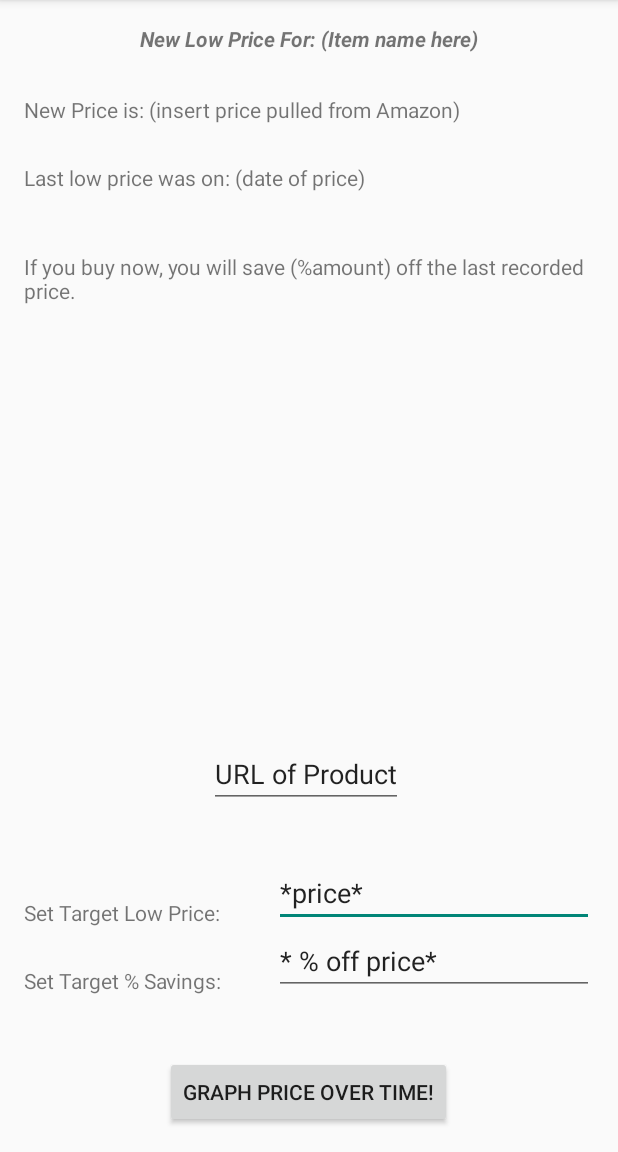
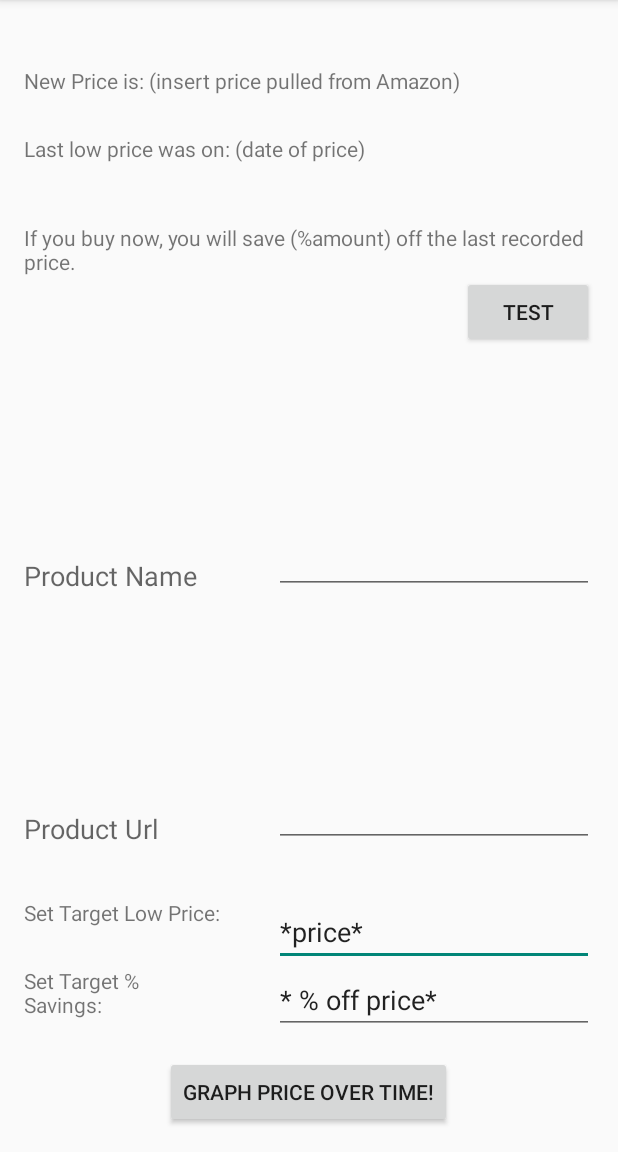
Before and after one commit to gumallett/PriceAlert, an Android app: the screen it shows after launch (MainActivity), on a phone screen of 412 x 824 dp, the part 84-1236 px from its top. Run offline under Robolectric (Android 15) with nearby library versions, the phone set to English and light mode, and no system bars; 1 statement that could not run was skipped.

Commit message:
Added a button to test the notifications

```diff
--- a/app/src/main/java/com/pricealert/app/MainActivity.java
+++ b/app/src/main/java/com/pricealert/app/MainActivity.java
@@ -1,45 +1,56 @@
 package com.pricealert.app;
 
-import android.app.AlarmManager;
-import android.app.PendingIntent;
+import android.content.ComponentName;
 import android.content.Context;
 import android.content.Intent;
-import android.content.IntentFilter;
-import android.net.Uri;
-import android.support.v4.content.LocalBroadcastManager;
+import android.content.ServiceConnection;
+import android.os.Bundle;
+import android.os.IBinder;
 import android.support.v7.app.ActionBarActivity;
-import android.os.Bundle;
 import android.util.Log;
 import android.view.Menu;
 import android.view.MenuItem;
-import android.widget.TextView;
+import android.view.View;
 import com.pricealert.data.RecentPricesDb;
 import com.pricealert.data.model.Product;
 import com.pricealert.data.model.ProductTarget;
-import com.pricealert.scraping.Scraper;
 
 import java.util.List;
 
 public class MainActivity extends ActionBarActivity {
 
-    private Scraper scraper;
+    private boolean mBound = false;
+    private ScraperService scraperService;
+    private ServiceConnection mConnection = new ServiceConnection() {
+
+        @Override
+        public void onServiceConnected(ComponentName className, IBinder service) {
+            // We've bound to LocalService, cast the IBinder and get LocalService instance
+            ScraperService.LocalBinder binder = (ScraperService.LocalBinder) service;
+            scraperService = binder.getService();
+            mBound = true;
+
+            Log.d(MainActivity.class.getSimpleName(), "ScraperService bound.");
+        }
+
+        @Override
+        public void onServiceDisconnected(ComponentName arg0) {
+            mBound = false;
+        }
+    };
 
     @Override
     protected void onCreate(Bundle savedInstanceState) {
         super.onCreate(savedInstanceState);
         setContentView(R.layout.activity_main);
+    }
 
-        IntentFilter intentFilter = new IntentFilter(ScraperService.BROADCAST);
-        intentFilter.addDataScheme("http");
-
-        ScraperReceiver scraperReceiver = new ScraperReceiver();
-        LocalBroadcastManager.getInstance(this).registerReceiver(scraperReceiver, intentFilter);
-
-        Uri testingUri = Uri.parse("http://www.amazon.com/XFX-Double-947MHz-Graphics-R9290AEDFD/dp/B00HHIPM5Q/ref=sr_1_4?ie=UTF8&qid=1424101836&sr=8-4&keywords=R290");
-        /*Intent intent = new Intent(this, ScraperService.class);
-        intent.setData(testingUri);
-
-        startService(intent);*/
+    @Override
+    protected void onStart() {
+        super.onStart();
+        // Bind to LocalService
+        Intent intent = new Intent(this, ScraperService.class);
+        bindService(intent, mConnection, Context.BIND_AUTO_CREATE);
     }
 
     @Override
@@ -64,15 +75,6 @@ public class MainActivity extends ActionBarActivity {
         return super.onOptionsItemSelected(item);
     }
 
-    private void setAlarm(Uri uri) {
-        Intent newIntent = new Intent(this, ScraperReceiver.class);
-        newIntent.setData(uri);
-        long scTime = 60*1000;
-        PendingIntent pendingIntent = PendingIntent.getBroadcast(this, 0, newIntent, 0);
-        AlarmManager alarmManager = (AlarmManager) this.getSystemService(Context.ALARM_SERVICE);
-        alarmManager.set(AlarmManager.RTC_WAKEUP, System.currentTimeMillis() + scTime, pendingIntent);
-    }
-
     private void testQueries() {
         Product product = new Product();
         product.setName("XFX Double D");
@@ -88,4 +90,21 @@ public class MainActivity extends ActionBarActivity {
         List<Product> productList = recentPricesDb.selectProductDetails();
         Log.d(MainActivity.class.getSimpleName(), productList.toString());
     }
+
+    public void testService(View view) {
+        if(mBound) {
+            Product product = new Product();
+            product.setName("XFX Double D");
+            product.setUrl("http://www.amazon.com/XFX-Double-947MHz-Graphics-R9290AEDFD/dp/B00HHIPM5Q/");
+
+            ProductTarget target = new ProductTarget();
+            target.setTargetValue(250.99);
+            product.setTargets(target);
+
+            RecentPricesDb recentPricesDb = new RecentPricesDb(this);
+            recentPricesDb.saveProduct(product);
+
+            scraperService.updatePrice(product);
+        }
+    }
 }
--- a/app/src/main/java/com/pricealert/data/model/Product.java
+++ b/app/src/main/java/com/pricealert/data/model/Product.java
@@ -1,6 +1,7 @@
 package com.pricealert.data.model;
 
 import java.sql.Date;
+import java.util.ArrayList;
 import java.util.List;
 
 public class Product {
@@ -11,7 +12,7 @@ public class Product {
     private Date createDate;
 
     private ProductTarget targets;
-    private List<ProductPriceHistory> priceHistory;
+    private List<ProductPriceHistory> priceHistory = new ArrayList<ProductPriceHistory>();
 
     public Date getCreateDate() {
         return createDate;
--- a/app/src/main/res/layout/activity_main.xml
+++ b/app/src/main/res/layout/activity_main.xml
@@ -9,19 +9,10 @@
                 tools:context=".MainActivity">
 
     <TextView
-            android:text="New Low Price For: (Item name here)"
-            android:layout_width="wrap_content"
-            android:layout_height="wrap_content" android:id="@+id/hello"
-        android:textStyle="bold|italic"
-        android:layout_alignParentTop="true"
-        android:layout_centerHorizontal="true" />
-
-    <TextView
         android:layout_width="wrap_content"
         android:layout_height="wrap_content"
         android:text="New Price is: (insert price pulled from Amazon)"
         android:id="@+id/textView"
-        android:layout_below="@+id/hello"
         android:layout_alignParentLeft="true"
         android:layout_alignParentStart="true"
         android:layout_marginTop="28dp" />
@@ -50,10 +41,8 @@
         android:inputType="numberDecimal"
         android:ems="10"
         android:id="@+id/editText"
-        android:layout_alignBottom="@+id/textView2"
-        android:layout_alignParentRight="true"
-        android:layout_alignParentEnd="true"
-        android:text="*price*" />
+        android:text="*price*" android:layout_alignTop="@+id/textView2" android:layout_alignParentRight="true"
+        android:layout_alignParentEnd="true"/>
 
     <TextView
         android:layout_width="wrap_content"
@@ -80,9 +69,8 @@
         android:layout_height="wrap_content"
         android:text="Set Target % Savings:"
         android:id="@+id/textView5"
-        android:layout_alignBottom="@+id/editText2"
-        android:layout_alignParentLeft="true"
-        android:layout_alignParentStart="true" />
+        android:layout_below="@+id/editText" android:layout_alignRight="@+id/textView2"
+        android:layout_alignEnd="@+id/textView2"/>
 
     <EditText
         android:layout_width="wrap_content"
@@ -90,21 +78,46 @@
         android:inputType="number"
         android:ems="10"
         android:id="@+id/editText2"
-        android:layout_below="@+id/editText"
-        android:layout_alignLeft="@+id/editText"
-        android:layout_alignStart="@+id/editText"
-        android:text="* % off price*" />
+        android:text="* % off price*"
+        android:layout_below="@+id/editText" android:layout_alignParentRight="true"
+        android:layout_alignParentEnd="true"/>
 
     <EditText
         android:layout_width="wrap_content"
         android:layout_height="wrap_content"
-        android:id="@+id/editText3"
+        android:id="@+id/urlText"
         android:layout_marginBottom="34dp"
-        android:text="URL of Product"
         android:layout_above="@+id/editText"
-        android:layout_alignLeft="@+id/button"
-        android:layout_alignStart="@+id/button"
-        android:layout_marginLeft="29dp"
-        android:layout_marginStart="29dp" />
+        android:layout_alignParentRight="true" android:layout_alignParentEnd="true"
+        android:layout_alignLeft="@+id/editText" android:layout_alignStart="@+id/editText"/>
+    <Button
+            android:layout_width="wrap_content"
+            android:layout_height="wrap_content"
+            android:text="Test"
+            android:id="@+id/testBtn"
+            android:onClick="testService"
+            android:layout_below="@+id/textView4" android:layout_alignRight="@+id/nameText"
+            android:layout_alignEnd="@+id/nameText"/>
+    <TextView
+            android:layout_width="wrap_content"
+            android:layout_height="wrap_content"
+            android:textAppearance="?android:attr/textAppearanceMedium"
+            android:text="Product Url"
+            android:id="@+id/urlLabel" android:layout_alignBottom="@+id/urlText" android:layout_alignParentLeft="true"
+            android:layout_alignParentStart="true"/>
+    <TextView
+            android:layout_width="wrap_content"
+            android:layout_height="wrap_content"
+            android:textAppearance="?android:attr/textAppearanceMedium"
+            android:text="Product Name"
+            android:id="@+id/nameLabel"
+            android:layout_centerVertical="true" android:layout_alignParentLeft="true"
+            android:layout_alignParentStart="true"/>
+    <EditText
+            android:layout_width="wrap_content"
+            android:layout_height="wrap_content"
+            android:id="@+id/nameText" android:layout_alignBottom="@+id/nameLabel"
+            android:layout_alignLeft="@+id/urlText" android:layout_alignStart="@+id/urlText"
+            android:layout_alignRight="@+id/urlText" android:layout_alignEnd="@+id/urlText"/>
 
 </RelativeLayout>
```
Also changed, not shown: Scraping/src/main/java/com/pricealert/scraping/yql/model/YQueryResponse.java (+11 -0 lines), app/src/main/java/com/pricealert/app/ScraperReceiver.java (deleted, +0 -28 lines), app/src/main/java/com/pricealert/app/ScraperService.java (+32 -36 lines), app/src/main/java/com/pricealert/app/service/PriceUpdater.java (added, +78 -0 lines), app/src/main/java/com/pricealert/data/RecentPricesDb.java (+9 -2 lines).
